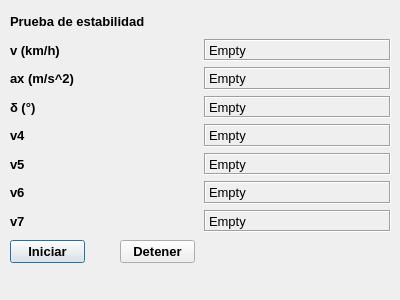
This is interfaz_estabilidad1.ui in luisgl90/PVE-Python as Qt 5 draws it before an edit. The edited form follows.
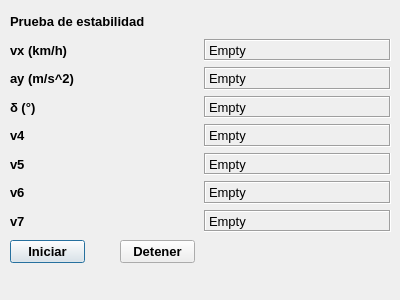
This is the edited form.

Commit message: Update - reserving cDAQ9188 from Python

Patch:
```diff
--- a/interfaz_estabilidad1.ui
+++ b/interfaz_estabilidad1.ui
@@ -55,7 +55,7 @@
            </font>
           </property>
           <property name="text">
-           <string>v (km/h)</string>
+           <string>vx (km/h)</string>
           </property>
          </widget>
         </item>
@@ -91,7 +91,7 @@
            </font>
           </property>
           <property name="text">
-           <string>ax (m/s^2)</string>
+           <string>ay (m/s^2)</string>
           </property>
          </widget>
         </item>
```
The commit also changes 2 other files.
